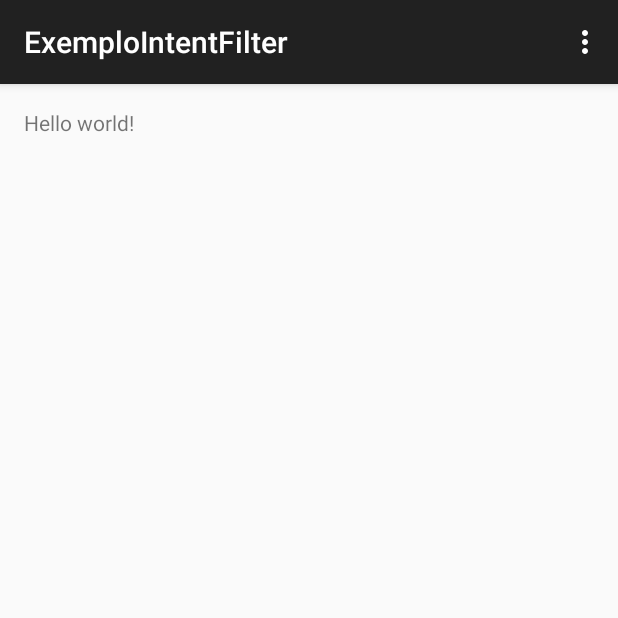
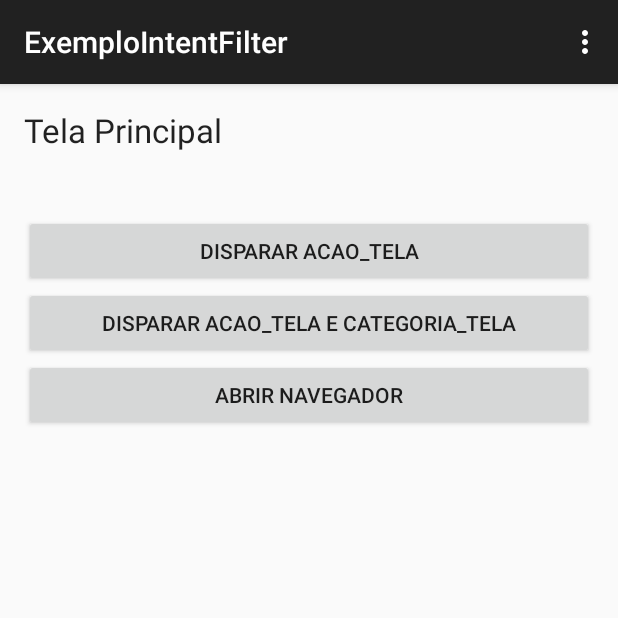
Before and after one commit to levisaturnino/AndroidStudio, an Android app: the screen it shows after launch (MainActivity), on a phone screen of 412 x 824 dp, the top half of it. Run offline under Robolectric (Android 15) with nearby library versions, the phone set to English and light mode, and no system bars.

Commit message:
fazendo a tela do Intent Filter

```diff
--- a/ExemploIntentFilter/app/src/main/res/layout/activity_main.xml
+++ b/ExemploIntentFilter/app/src/main/res/layout/activity_main.xml
@@ -1,11 +1,39 @@
-<RelativeLayout xmlns:android="http://schemas.android.com/apk/res/android"
+<LinearLayout xmlns:android="http://schemas.android.com/apk/res/android"
     xmlns:tools="http://schemas.android.com/tools" android:layout_width="match_parent"
     android:layout_height="match_parent" android:paddingLeft="@dimen/activity_horizontal_margin"
     android:paddingRight="@dimen/activity_horizontal_margin"
     android:paddingTop="@dimen/activity_vertical_margin"
-    android:paddingBottom="@dimen/activity_vertical_margin" tools:context=".MainActivity">
+    android:paddingBottom="@dimen/activity_vertical_margin" tools:context=".MainActivity"
+    android:orientation="vertical">
 
-    <TextView android:text="@string/hello_world" android:layout_width="wrap_content"
-        android:layout_height="wrap_content" />
+    <TextView
+        android:layout_width="wrap_content"
+        android:layout_height="wrap_content"
+        android:textAppearance="?android:attr/textAppearanceLarge"
+        android:text="Tela Principal"
+        android:id="@+id/textView" />
 
-</RelativeLayout>
+    <Button
+        android:layout_width="fill_parent"
+        android:layout_height="wrap_content"
+        android:text="Disparar ACAO_TELA"
+        android:id="@+id/button"
+        android:layout_alignParentTop="true"
+        android:layout_alignParentRight="true"
+        android:layout_alignParentEnd="true"
+        android:layout_marginTop="42dp" />
+
+    <Button
+        android:layout_width="fill_parent"
+        android:layout_height="wrap_content"
+        android:text="Disparar ACAO_TELA e CATEGORIA_TELA"
+        android:id="@+id/button2"
+        android:layout_gravity="center_vertical" />
+
+    <Button
+        android:layout_width="fill_parent"
+        android:layout_height="wrap_content"
+        android:text="Abrir navegador"
+        android:id="@+id/button3"
+        android:layout_gravity="center_horizontal" />
+</LinearLayout>
```
Also changed, not shown: ExemploIntentFilter/app/src/main/res/layout/activity_tela1.xml (+16 -5 lines), 1 other file.
